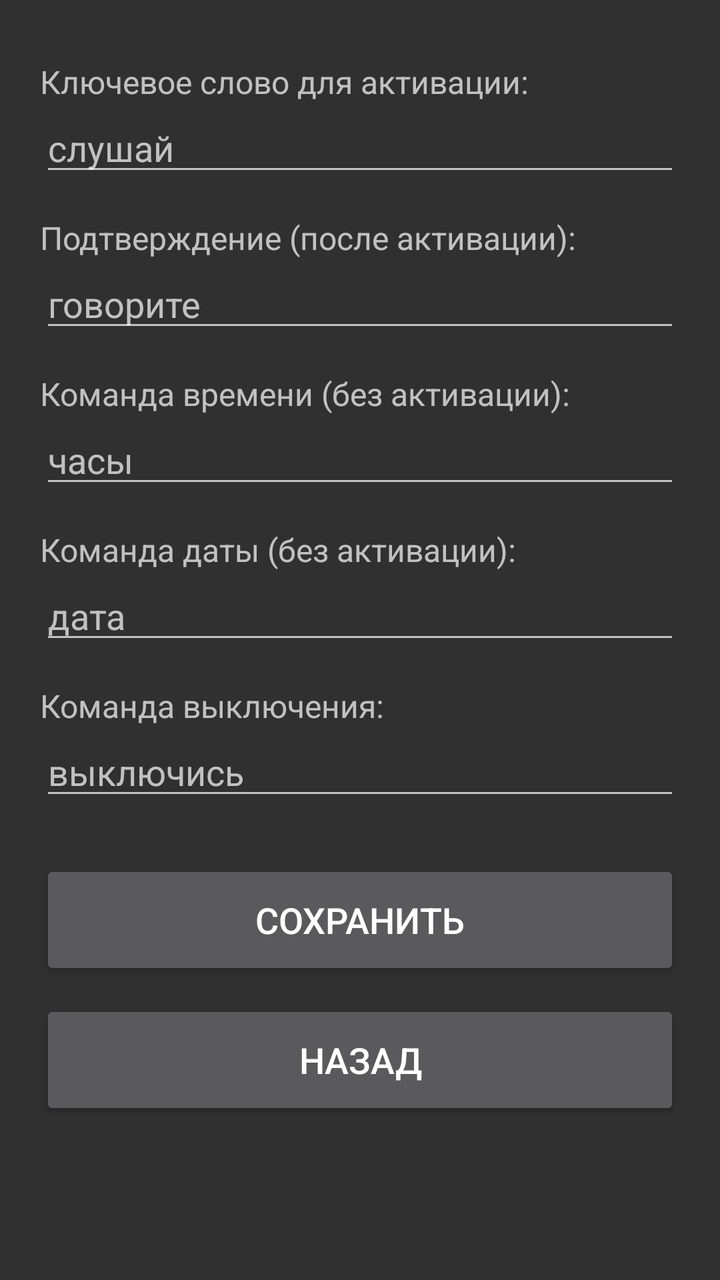
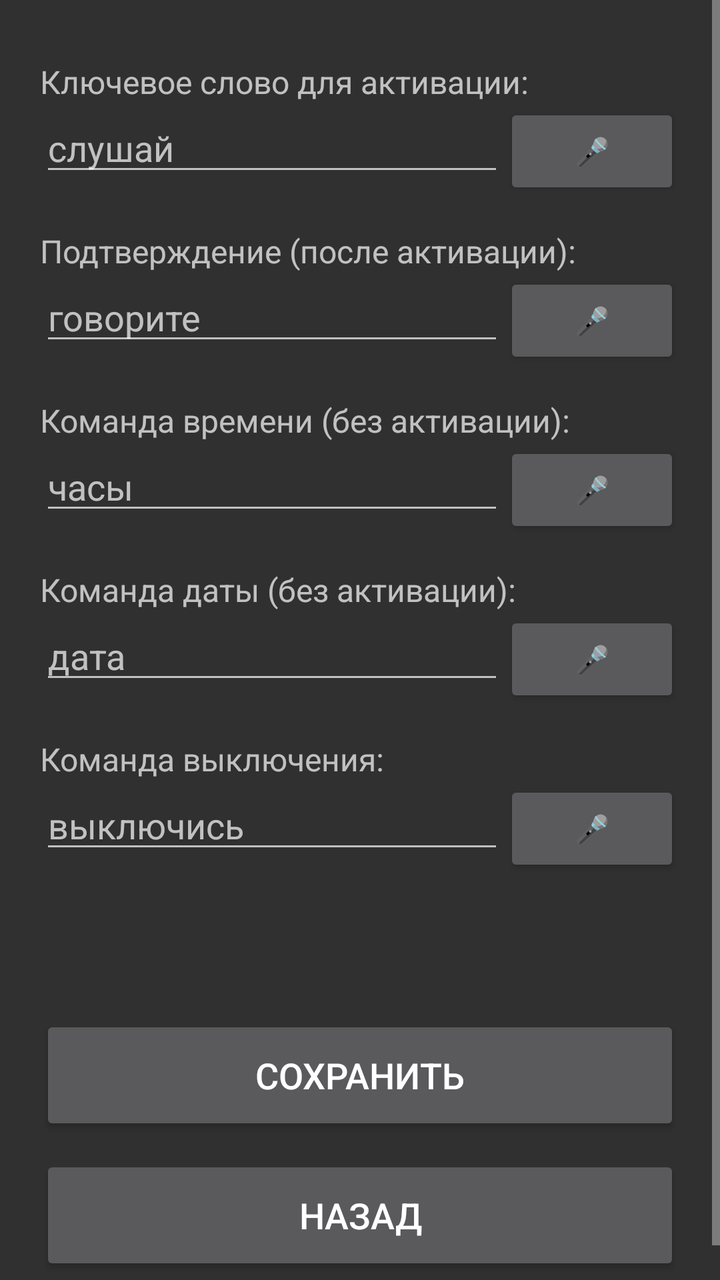

Before-and-after screenshots of an Android layout around one commit, followed by the original layout XML and the change that was made.
<!-- AndroidManifest.xml: application theme Theme.AppCompat.NoActionBar -->
<!-- res/layout/activity_settings.xml -->
<?xml version="1.0" encoding="utf-8"?>
<ScrollView xmlns:android="http://schemas.android.com/apk/res/android"
    android:layout_width="match_parent"
    android:layout_height="match_parent">

    <LinearLayout
        android:layout_width="match_parent"
        android:layout_height="wrap_content"
        android:orientation="vertical"
        android:padding="20dp">

        <TextView
            android:layout_width="match_parent"
            android:layout_height="wrap_content"
            android:text="Ключевое слово для активации:"
            android:textSize="16sp"
            android:paddingTop="10dp" />

        <EditText
            android:id="@+id/editActivation"
            android:layout_width="match_parent"
            android:layout_height="wrap_content"
            android:hint="слушай"
            android:textSize="18sp" />

        <TextView
            android:layout_width="match_parent"
            android:layout_height="wrap_content"
            android:text="Подтверждение (после активации):"
            android:textSize="16sp"
            android:paddingTop="15dp" />

        <EditText
            android:id="@+id/editConfirm"
            android:layout_width="match_parent"
            android:layout_height="wrap_content"
            android:hint="говорите"
            android:textSize="18sp" />

        <TextView
            android:layout_width="match_parent"
            android:layout_height="wrap_content"
            android:text="Команда времени (без активации):"
            android:textSize="16sp"
            android:paddingTop="15dp" />

        <EditText
            android:id="@+id/editTime"
            android:layout_width="match_parent"
            android:layout_height="wrap_content"
            android:hint="часы"
            android:textSize="18sp" />

        <TextView
            android:layout_width="match_parent"
            android:layout_height="wrap_content"
            android:text="Команда даты (без активации):"
            android:textSize="16sp"
            android:paddingTop="15dp" />

        <EditText
            android:id="@+id/editDate"
            android:layout_width="match_parent"
            android:layout_height="wrap_content"
            android:hint="дата"
            android:textSize="18sp" />

        <TextView
            android:layout_width="match_parent"
            android:layout_height="wrap_content"
            android:text="Команда выключения:"
            android:textSize="16sp"
            android:paddingTop="15dp" />

        <EditText
            android:id="@+id/editShutdown"
            android:layout_width="match_parent"
            android:layout_height="wrap_content"
            android:hint="выключись"
            android:textSize="18sp" />

        <Button
            android:id="@+id/btnSave"
            android:layout_width="match_parent"
            android:layout_height="60dp"
            android:layout_marginTop="25dp"
            android:text="СОХРАНИТЬ"
            android:textSize="18sp" />

        <Button
            android:id="@+id/btnBack"
            android:layout_width="match_parent"
            android:layout_height="60dp"
            android:layout_marginTop="10dp"
            android:text="НАЗАД"
            android:textSize="18sp" />

    </LinearLayout>
</ScrollView>
<!-- resources referenced by this layout -->
<resources>

</resources>

<!-- the commit's change to res/layout/activity_settings.xml (unified diff, before → after) -->
@@ -16,12 +16,25 @@
             android:textSize="16sp"
             android:paddingTop="10dp" />
 
-        <EditText
-            android:id="@+id/editActivation"
+        <LinearLayout
             android:layout_width="match_parent"
             android:layout_height="wrap_content"
-            android:hint="слушай"
-            android:textSize="18sp" />
+            android:orientation="horizontal">
+
+            <EditText
+                android:id="@+id/editActivation"
+                android:layout_width="0dp"
+                android:layout_height="wrap_content"
+                android:layout_weight="1"
+                android:hint="слушай"
+                android:textSize="18sp" />
+
+            <Button
+                android:id="@+id/btnRecordActivation"
+                android:layout_width="wrap_content"
+                android:layout_height="wrap_content"
+                android:text="🎤" />
+        </LinearLayout>
 
         <TextView
             android:layout_width="match_parent"
@@ -30,12 +43,25 @@
             android:textSize="16sp"
             android:paddingTop="15dp" />
 
-        <EditText
-            android:id="@+id/editConfirm"
+        <LinearLayout
             android:layout_width="match_parent"
             android:layout_height="wrap_content"
-            android:hint="говорите"
-            android:textSize="18sp" />
+            android:orientation="horizontal">
+
+            <EditText
+                android:id="@+id/editConfirm"
+                android:layout_width="0dp"
+                android:layout_height="wrap_content"
+                android:layout_weight="1"
+                android:hint="говорите"
+                android:textSize="18sp" />
+
+            <Button
+                android:id="@+id/btnRecordConfirm"
+                android:layout_width="wrap_content"
+                android:layout_height="wrap_content"
+                android:text="🎤" />
+        </LinearLayout>
 
         <TextView
             android:layout_width="match_parent"
@@ -44,12 +70,25 @@
             android:textSize="16sp"
             android:paddingTop="15dp" />
 
-        <EditText
-            android:id="@+id/editTime"
+        <LinearLayout
             android:layout_width="match_parent"
             android:layout_height="wrap_content"
-            android:hint="часы"
-            android:textSize="18sp" />
+            android:orientation="horizontal">
+
+            <EditText
+                android:id="@+id/editTime"
+                android:layout_width="0dp"
+                android:layout_height="wrap_content"
+                android:layout_weight="1"
+                android:hint="часы"
+                android:textSize="18sp" />
+
+            <Button
+                android:id="@+id/btnRecordTime"
+                android:layout_width="wrap_content"
+                android:layout_height="wrap_content"
+                android:text="🎤" />
+        </LinearLayout>
 
         <TextView
             android:layout_width="match_parent"
@@ -58,12 +97,25 @@
             android:textSize="16sp"
             android:paddingTop="15dp" />
 
-        <EditText
-            android:id="@+id/editDate"
+        <LinearLayout
             android:layout_width="match_parent"
             android:layout_height="wrap_content"
-            android:hint="дата"
-            android:textSize="18sp" />
+            android:orientation="horizontal">
+
+            <EditText
+                android:id="@+id/editDate"
+                android:layout_width="0dp"
+                android:layout_height="wrap_content"
+                android:layout_weight="1"
+                android:hint="дата"
+                android:textSize="18sp" />
+
+            <Button
+                android:id="@+id/btnRecordDate"
+                android:layout_width="wrap_content"
+                android:layout_height="wrap_content"
+                android:text="🎤" />
+        </LinearLayout>
 
         <TextView
             android:layout_width="match_parent"
@@ -72,12 +124,35 @@
             android:textSize="16sp"
             android:paddingTop="15dp" />
 
-        <EditText
-            android:id="@+id/editShutdown"
+        <LinearLayout
             android:layout_width="match_parent"
             android:layout_height="wrap_content"
-            android:hint="выключись"
-            android:textSize="18sp" />
+            android:orientation="horizontal">
+
+            <EditText
+                android:id="@+id/editShutdown"
+                android:layout_width="0dp"
+                android:layout_height="wrap_content"
+                android:layout_weight="1"
+                android:hint="выключись"
+                android:textSize="18sp" />
+
+            <Button
+                android:id="@+id/btnRecordShutdown"
+                android:layout_width="wrap_content"
+                android:layout_height="wrap_content"
+                android:text="🎤" />
+        </LinearLayout>
+
+        <TextView
+            android:id="@+id/statusText"
+            android:layout_width="match_parent"
+            android:layout_height="wrap_content"
+            android:layout_marginTop="20dp"
+            android:text=""
+            android:textSize="18sp"
+            android:textStyle="bold"
+            android:textColor="#0066CC" />
 
         <Button
             android:id="@+id/btnSave"
